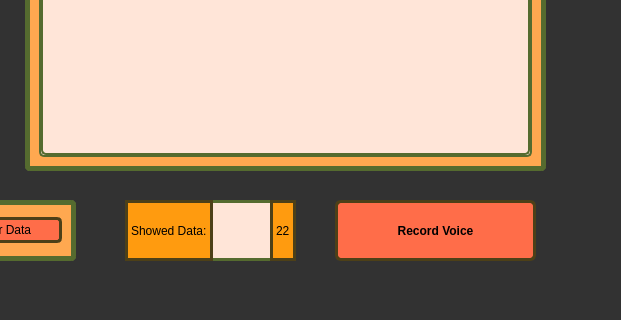
Above: voiceCommandDatabase.ui from turan1609/voice-record-filtering-app before the change; both pictures show x 475 to 1096 and y 160 to 480 of the 1096 by 480 pixel window. Below: the same form after it.
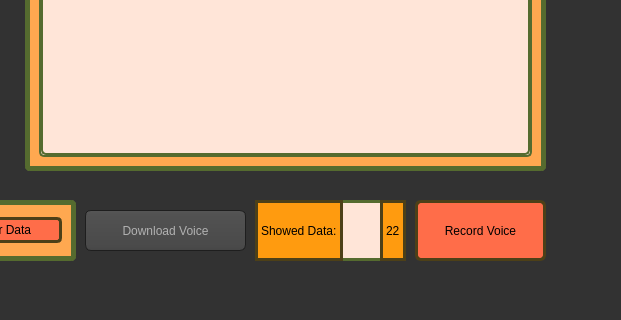
That is the form after the change. Icons and pictures are not drawn.

Patch:
```diff
--- a/voiceCommandDatabase.ui
+++ b/voiceCommandDatabase.ui
@@ -1119,9 +1119,9 @@
    <widget class="QWidget" name="widgetShowedData" native="true">
     <property name="geometry">
      <rect>
-      <x>600</x>
+      <x>730</x>
       <y>360</y>
-      <width>171</width>
+      <width>151</width>
       <height>61</height>
      </rect>
     </property>
@@ -1176,17 +1176,15 @@
    <widget class="QPushButton" name="pushButtonRecordVoice">
     <property name="geometry">
      <rect>
-      <x>810</x>
+      <x>890</x>
       <y>360</y>
-      <width>201</width>
+      <width>131</width>
       <height>61</height>
      </rect>
     </property>
     <property name="font">
      <font>
       <pointsize>-1</pointsize>
-      <weight>75</weight>
-      <bold>true</bold>
      </font>
     </property>
     <property name="cursor">
@@ -1213,6 +1211,22 @@
      <string>Record Voice</string>
     </property>
    </widget>
+   <widget class="QPushButton" name="pushButtonButtonsDownloadSound">
+    <property name="geometry">
+     <rect>
+      <x>560</x>
+      <y>370</y>
+      <width>161</width>
+      <height>41</height>
+     </rect>
+    </property>
+    <property name="cursor">
+     <cursorShape>PointingHandCursor</cursorShape>
+    </property>
+    <property name="text">
+     <string>Download Voice</string>
+    </property>
+   </widget>
   </widget>
   <widget class="QMenuBar" name="menubar">
    <property name="geometry">
```
Left out of the diff: 18 changed lines with no effect on the pictures.
